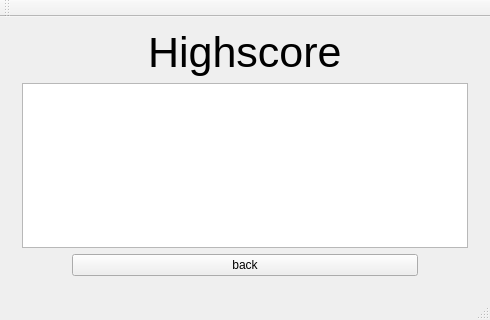
Qt form lookingforagoodtime.ui (Dantali0n/LookingForAGoodTime) before a commit.
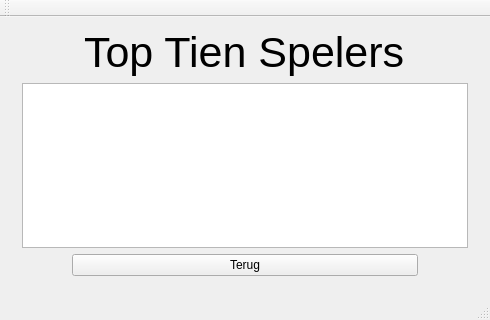
The same form after that commit. The open tabs and pages were chosen to show the change.

```diff
--- a/lookingforagoodtime.ui
+++ b/lookingforagoodtime.ui
@@ -244,7 +244,7 @@
           <item row="0" column="0">
            <widget class="QPushButton" name="backButton">
             <property name="text">
-             <string>back</string>
+             <string>Terug</string>
             </property>
            </widget>
           </item>
@@ -258,7 +258,7 @@
            </font>
           </property>
           <property name="text">
-           <string>Highscore</string>
+           <string>Top Tien Spelers</string>
           </property>
          </widget>
         </item>
```
Left out of the diff: 6 changed lines with no effect on the pictures.
